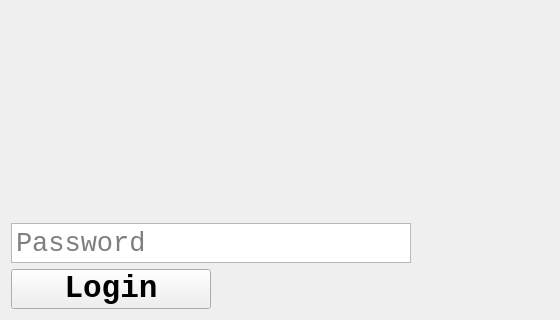
This is src/widgets/loginPage.ui in NicholasZanetiAulivier/Python-T-Store as Qt 5 draws it before an edit; both pictures show x 0 to 560 and y 280 to 600 of the 800 by 600 pixel window. The edited form follows.
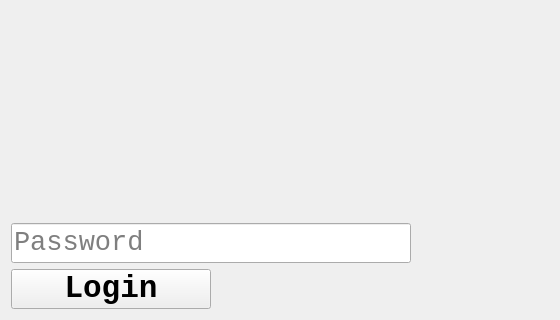
This is the edited form.

Commit message: feat(login): add password hash check in login

The edit to the form file:
```diff
--- a/src/widgets/loginPage.ui
+++ b/src/widgets/loginPage.ui
@@ -50,7 +50,7 @@
     </widget>
    </item>
    <item>
-    <widget class="QPlainTextEdit" name="password">
+    <widget class="QLineEdit" name="password">
      <property name="sizePolicy">
       <sizepolicy hsizetype="Fixed" vsizetype="Fixed">
        <horstretch>0</horstretch>
@@ -81,17 +81,11 @@
        <pointsize>20</pointsize>
       </font>
      </property>
-     <property name="verticalScrollBarPolicy">
-      <enum>Qt::ScrollBarPolicy::ScrollBarAlwaysOff</enum>
+     <property name="echoMode">
+      <enum>QLineEdit::EchoMode::Password</enum>
      </property>
-     <property name="horizontalScrollBarPolicy">
-      <enum>Qt::ScrollBarPolicy::ScrollBarAlwaysOff</enum>
-     </property>
-     <property name="sizeAdjustPolicy">
-      <enum>QAbstractScrollArea::SizeAdjustPolicy::AdjustIgnored</enum>
-     </property>
-     <property name="lineWrapMode">
-      <enum>QPlainTextEdit::LineWrapMode::NoWrap</enum>
+     <property name="alignment">
+      <set>Qt::AlignmentFlag::AlignLeading|Qt::AlignmentFlag::AlignLeft|Qt::AlignmentFlag::AlignVCenter</set>
      </property>
      <property name="placeholderText">
       <string>Password</string>
```
Left out of the diff: 6 changed lines with no effect on the pictures. The commit also changes 4 other files.
